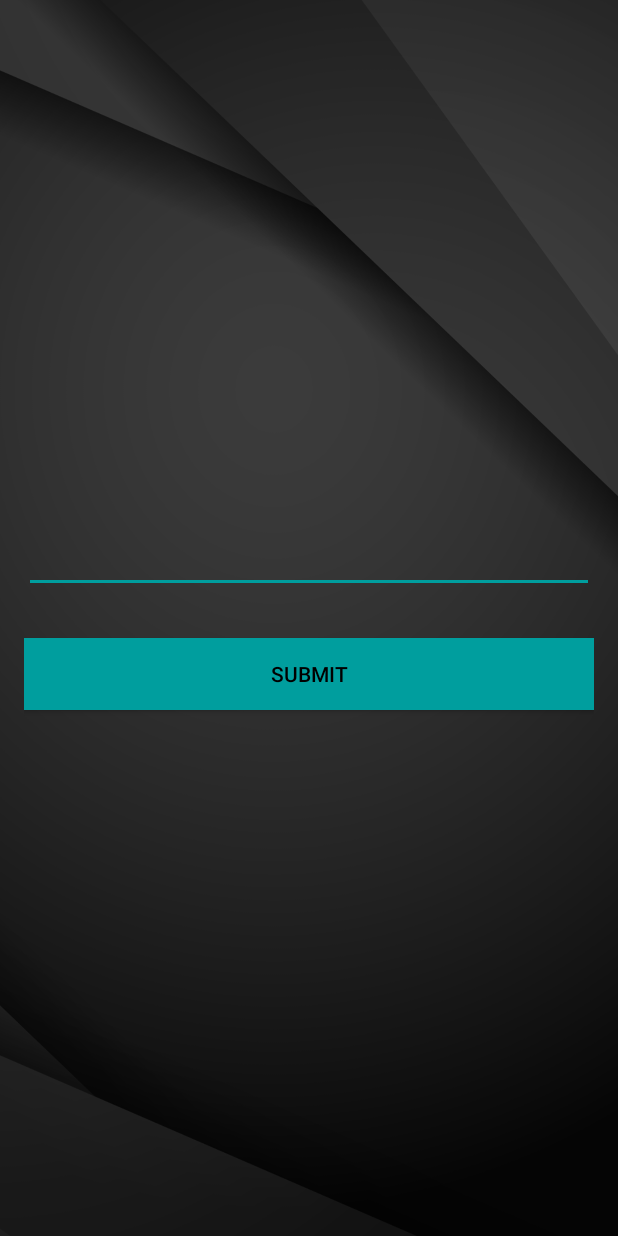
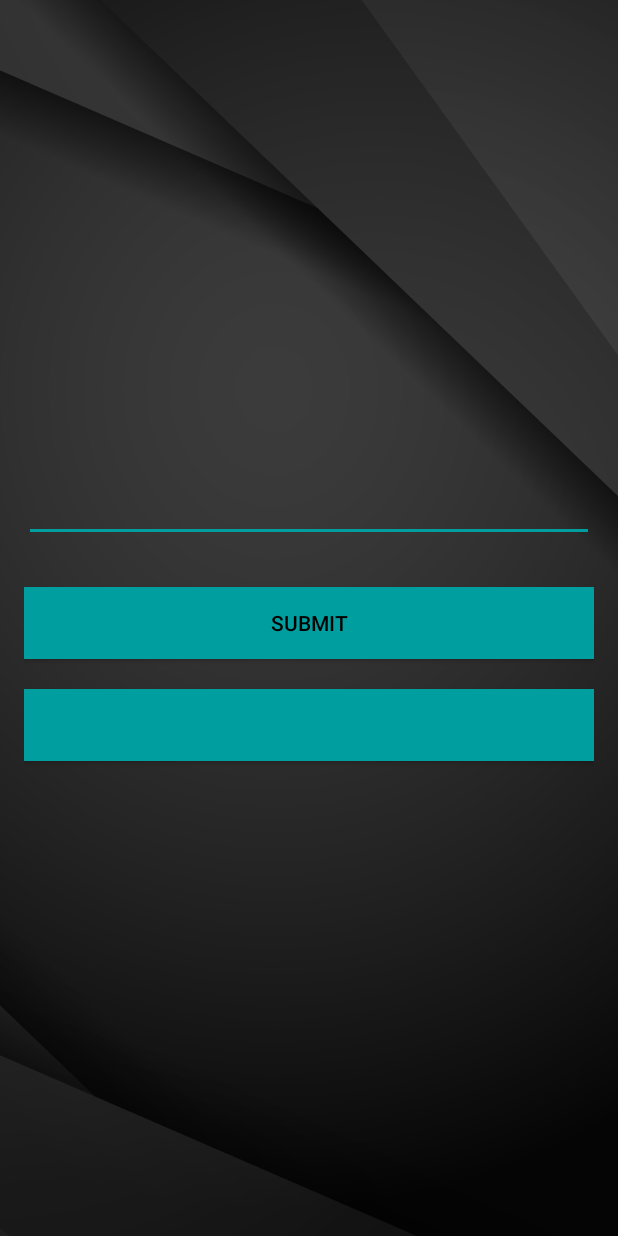
Before and after one commit to smith477/Sorry, an Android app: the ProfileActivityStudent screen opened directly, with no data from a screen before it, on a phone screen of 412 x 824 dp. Run offline under Robolectric (Android 15) with nearby library versions, the phone set to English and light mode, and no system bars; our stand-ins replace Firebase (no records; nobody signed in at launch, a user with empty details on screens opened directly); 1 statement that could not run was skipped.

Commit message:
Students can leave subjects

```diff
--- a/app/src/main/res/layout/activity_profile_student.xml
+++ b/app/src/main/res/layout/activity_profile_student.xml
@@ -32,6 +32,15 @@
             android:text="submit"
             android:textColor="@android:color/black" />
 
+        <Button
+            android:id="@+id/btn_delete"
+            android:layout_width="fill_parent"
+            android:layout_height="wrap_content"
+            android:layout_marginTop="20dip"
+            android:background="@color/colorAccent"
+            android:src="@drawable/exit"
+            android:textColor="@android:color/black" />
+
     </LinearLayout>
 
 </android.support.constraint.ConstraintLayout>
```
Also changed, not shown: app/src/main/java/martin/sms/Professor/ProfileActivityProfessor.java (+8 -0 lines), app/src/main/java/martin/sms/Student/ProfileActivityStudent.java (+37 -2 lines).
